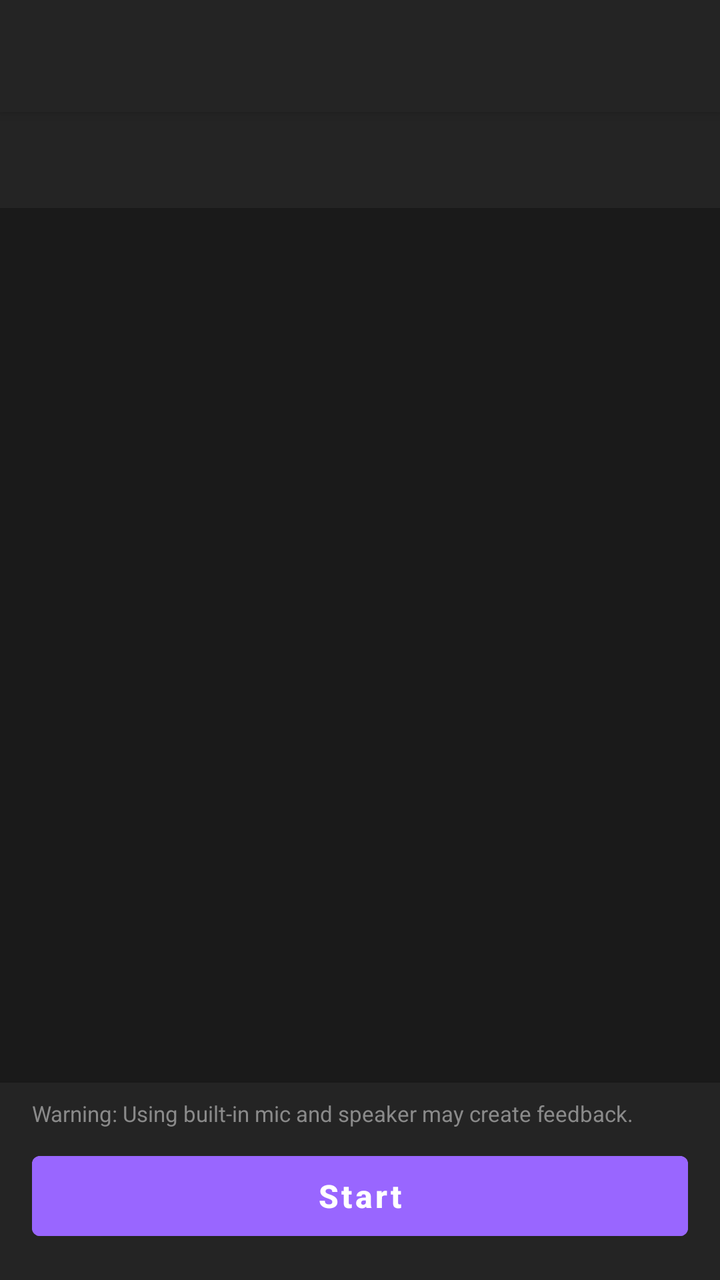
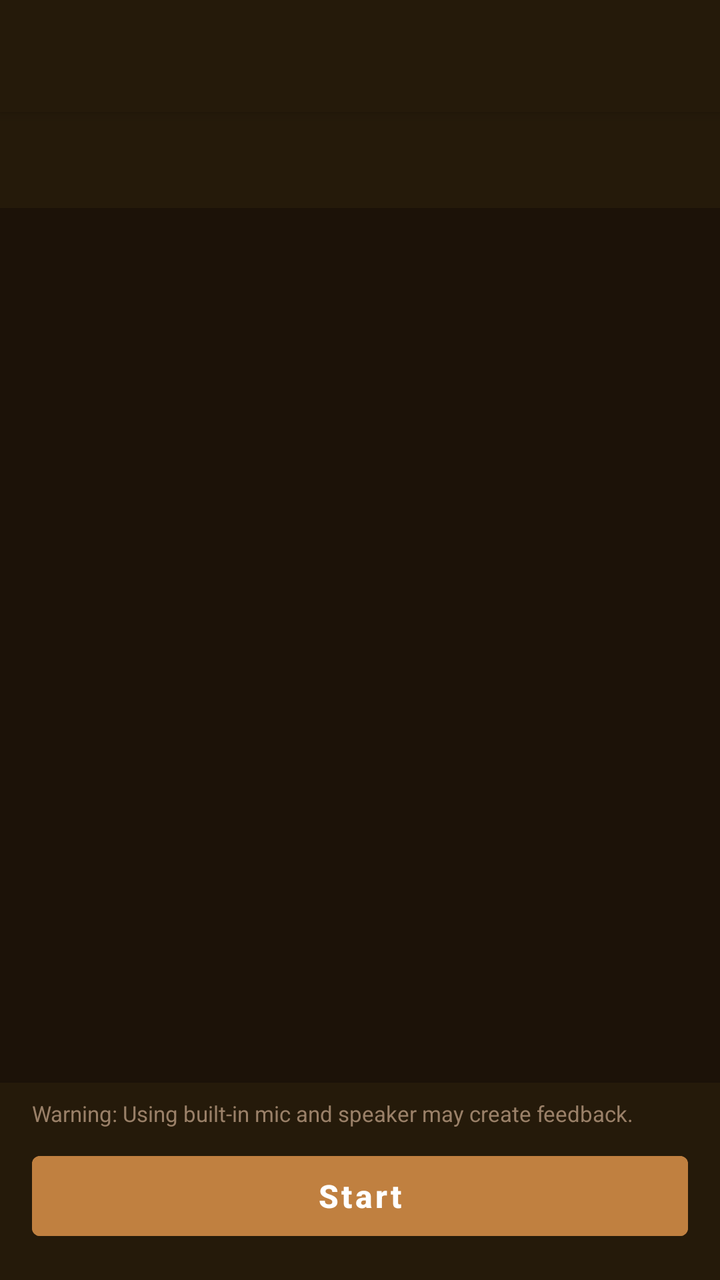

Compare the two renders of this Android layout. The source of the first and the diff that turns it into the second are given below.
<!-- AndroidManifest.xml: application theme Theme.beatriceapp -->
<!-- res/layout/activity_main.xml -->
<?xml version="1.0" encoding="utf-8"?>
<LinearLayout xmlns:android="http://schemas.android.com/apk/res/android"
    xmlns:app="http://schemas.android.com/apk/res-auto"
    android:layout_width="match_parent"
    android:layout_height="match_parent"
    android:orientation="vertical"
    android:background="@color/vst_bg_primary">

    
    <LinearLayout
        android:layout_width="match_parent"
        android:layout_height="56dp"
        android:orientation="horizontal"
        android:gravity="center_vertical"
        android:background="@color/vst_bg_secondary"
        android:paddingStart="16dp"
        android:paddingEnd="16dp"
        android:elevation="4dp"/>

    
    <com.google.android.material.tabs.TabLayout
        android:id="@+id/tab_layout"
        android:layout_width="match_parent"
        android:layout_height="wrap_content"
        android:background="@color/vst_bg_secondary"
        app:tabTextColor="@color/vst_text_secondary"
        app:tabSelectedTextColor="@color/vst_text_primary"
        app:tabIndicatorColor="@color/vst_accent_purple"
        app:tabIndicatorHeight="3dp"
        app:tabMode="fixed"
        app:tabGravity="fill" />

    
    <androidx.viewpager2.widget.ViewPager2
        android:id="@+id/view_pager"
        android:layout_width="match_parent"
        android:layout_height="0dp"
        android:layout_weight="1"
        android:background="@color/vst_bg_primary" />

    
    <LinearLayout
        android:id="@+id/bottom_bar"
        android:layout_width="match_parent"
        android:layout_height="wrap_content"
        android:orientation="vertical"
        android:background="@color/vst_bg_secondary"
        android:paddingStart="16dp"
        android:paddingEnd="16dp"
        android:paddingTop="8dp"
        android:paddingBottom="16dp"
        android:elevation="8dp">

        <TextView
            android:id="@+id/status_view_text"
            android:layout_width="match_parent"
            android:layout_height="wrap_content"
            android:text="@string/status_warning"
            android:textColor="@color/vst_text_secondary"
            android:textSize="11sp"
            android:maxLines="2"
            android:layout_marginBottom="8dp" />

        <Button
            android:id="@+id/button_toggle_effect"
            android:layout_width="match_parent"
            android:layout_height="52dp"
            android:text="@string/start_effect"
            android:textAllCaps="false"
            android:textSize="16sp"
            android:textStyle="bold"
            android:backgroundTint="@color/vst_accent_purple"
            style="@style/Widget.MaterialComponents.Button" />

    </LinearLayout>

</LinearLayout>
<!-- resources referenced by this layout -->
<resources>
  <color name="vst_accent_purple">#9966FF</color>
  <color name="vst_bg_primary">#1A1A1A</color>
  <color name="vst_bg_secondary">#242424</color>
  <color name="vst_text_primary">#E8E8E8</color>
  <color name="vst_text_secondary">#8A8A8A</color>
  <string name="start_effect">Start</string>
  <string name="status_warning">Warning: Using built-in mic and speaker may create feedback.</string>
  <style name="Theme.beatriceapp" parent="Theme.MaterialComponents.DayNight.NoActionBar">
          <item name="colorPrimary">@color/vst_accent_purple</item>
          <item name="colorPrimaryVariant">@color/vst_accent_purple_dark</item>
          <item name="colorOnPrimary">@color/white</item>
          <item name="colorSecondary">@color/vst_accent_teal</item>
          <item name="colorSecondaryVariant">@color/vst_accent_teal</item>
          <item name="colorOnSecondary">@color/white</item>
          <item name="colorSurface">@color/vst_bg_secondary</item>
          <item name="colorOnSurface">@color/vst_text_primary</item>
          <item name="android:colorBackground">@color/vst_bg_primary</item>
          <item name="android:statusBarColor">@color/vst_bg_primary</item>
          <item name="android:windowLightStatusBar" tools:targetApi="23">false</item>
          <item name="android:textColorPrimary">@color/vst_text_primary</item>
          <item name="android:textColorSecondary">@color/vst_text_secondary</item>
          <item name="colorControlActivated">@color/vst_accent_purple</item>
          <item name="colorPrimaryDark">@color/vst_bg_primary</item>
      </style>
  <color name="vst_accent_purple_dark">#7744CC</color>
  <color name="white">#FFFFFFFF</color>
  <color name="vst_accent_teal">#26C6A0</color>
</resources>

<!-- the commit's change to res/layout/activity_main.xml (unified diff, before → after) -->
@@ -25,7 +25,7 @@
         android:background="@color/vst_bg_secondary"
         app:tabTextColor="@color/vst_text_secondary"
         app:tabSelectedTextColor="@color/vst_text_primary"
-        app:tabIndicatorColor="@color/vst_accent_purple"
+        app:tabIndicatorColor="@color/vst_accent"
         app:tabIndicatorHeight="3dp"
         app:tabMode="fixed"
         app:tabGravity="fill" />
@@ -69,7 +69,7 @@
             android:textAllCaps="false"
             android:textSize="16sp"
             android:textStyle="bold"
-            android:backgroundTint="@color/vst_accent_purple"
+            android:backgroundTint="@color/vst_accent"
             style="@style/Widget.MaterialComponents.Button" />
 
     </LinearLayout>
<!-- resource entries referenced after the edit -->
@@ -1,15 +1,15 @@
 <!-- resources referenced by this layout -->
 <resources>
-  <color name="vst_accent_purple">#9966FF</color>
-  <color name="vst_bg_primary">#1A1A1A</color>
-  <color name="vst_bg_secondary">#242424</color>
-  <color name="vst_text_primary">#E8E8E8</color>
-  <color name="vst_text_secondary">#8A8A8A</color>
+  <color name="vst_accent">#C08040</color>
+  <color name="vst_bg_primary">#1C1208</color>
+  <color name="vst_bg_secondary">#251A0A</color>
+  <color name="vst_text_primary">#EEE4D0</color>
+  <color name="vst_text_secondary">#9A8068</color>
   <string name="start_effect">Start</string>
   <string name="status_warning">Warning: Using built-in mic and speaker may create feedback.</string>
   <style name="Theme.beatriceapp" parent="Theme.MaterialComponents.DayNight.NoActionBar">
-          <item name="colorPrimary">@color/vst_accent_purple</item>
-          <item name="colorPrimaryVariant">@color/vst_accent_purple_dark</item>
+          <item name="colorPrimary">@color/vst_accent</item>
+          <item name="colorPrimaryVariant">@color/vst_accent_dark</item>
           <item name="colorOnPrimary">@color/white</item>
           <item name="colorSecondary">@color/vst_accent_teal</item>
           <item name="colorSecondaryVariant">@color/vst_accent_teal</item>
@@ -21,11 +21,11 @@
           <item name="android:windowLightStatusBar" tools:targetApi="23">false</item>
           <item name="android:textColorPrimary">@color/vst_text_primary</item>
           <item name="android:textColorSecondary">@color/vst_text_secondary</item>
-          <item name="colorControlActivated">@color/vst_accent_purple</item>
+          <item name="colorControlActivated">@color/vst_accent</item>
           <item name="colorPrimaryDark">@color/vst_bg_primary</item>
       </style>
-  <color name="vst_accent_purple_dark">#7744CC</color>
+  <color name="vst_accent_dark">#9A5E24</color>
   <color name="white">#FFFFFFFF</color>
-  <color name="vst_accent_teal">#26C6A0</color>
+  <color name="vst_accent_teal">#D4A464</color>
 </resources>
 
